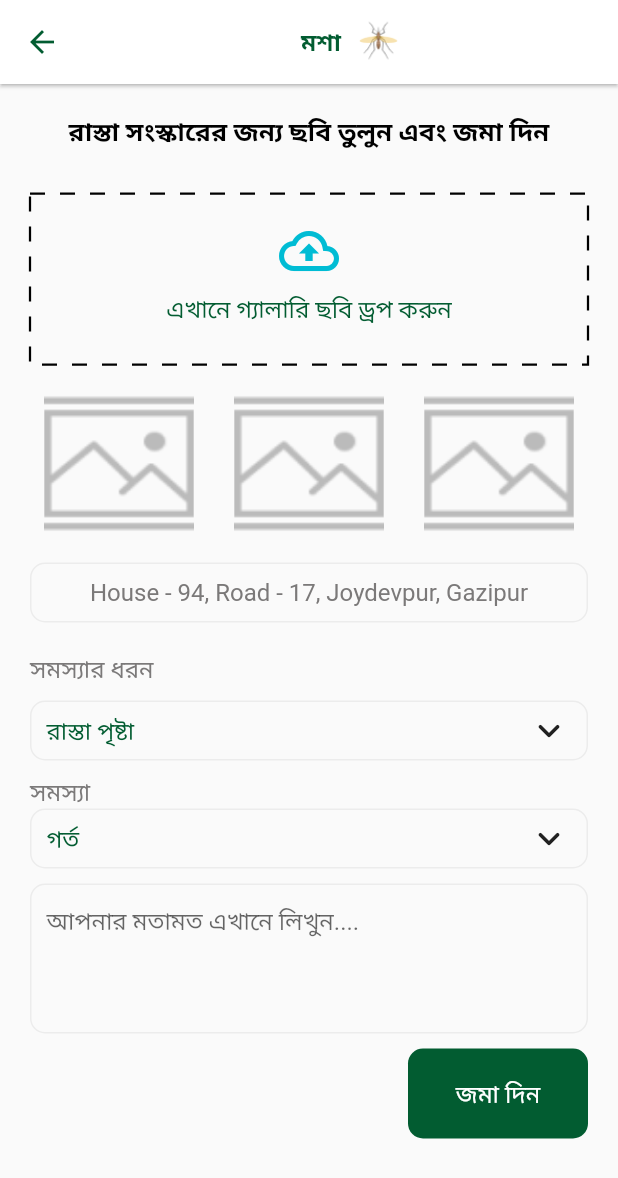
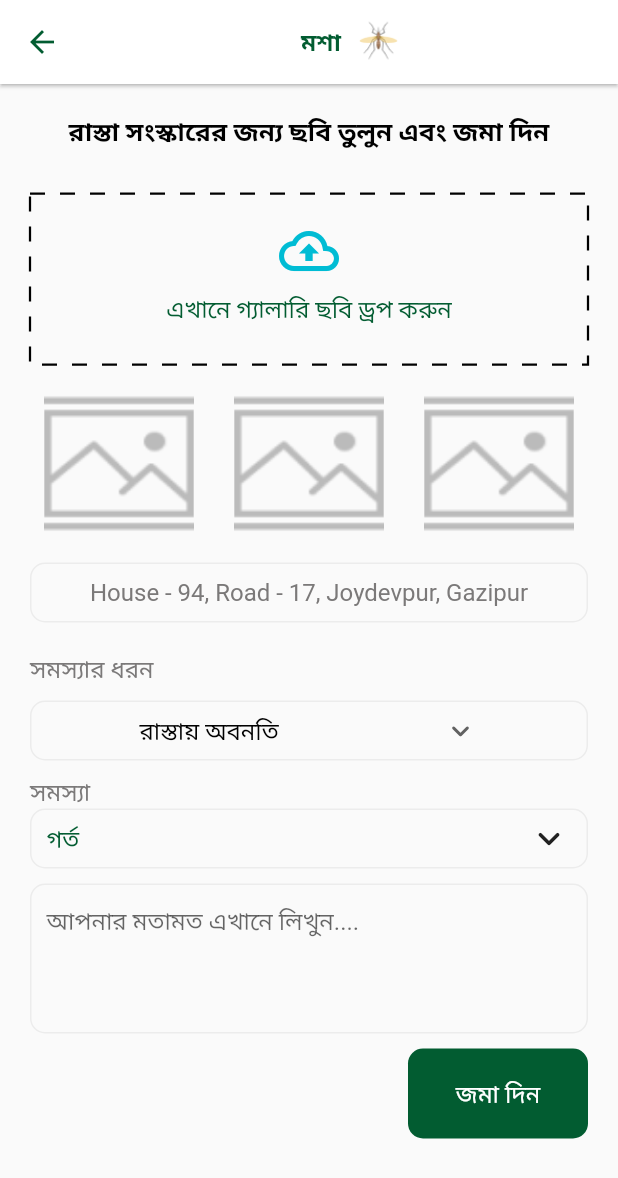
Before and after one commit to RRKawchar/gazipur_city, a Flutter app: the ServicesScreen screen opened directly, on a phone screen of 412 x 824 dp. Shown: the top 1178 px of the screen. Run offline on Flutter 3.47's test engine with Material 2 defaults, Android fonts, the phone set to English and light mode, and no system bars; drawn by our look-alikes of dotted_border; our stand-ins replace image_picker, timeline_tile; network calls fail; Roboto replaces fonts that are missing (Sharif).

Commit message:
5th commit

```diff
--- a/lib/screens/services_screen/services_screen.dart
+++ b/lib/screens/services_screen/services_screen.dart
@@ -5,6 +5,7 @@ import 'package:flutter/material.dart';
 import 'package:image_picker/image_picker.dart';
 import 'package:our_gazipur/screens/services_screen/problem_details_screen.dart';
 import 'package:our_gazipur/utils/colors.dart';
+import 'package:our_gazipur/utils/constants.dart';
 import 'package:our_gazipur/utils/routes.dart';
 import 'package:our_gazipur/utils/utils.dart';
 import 'package:our_gazipur/widgets/custom_text.dart';
@@ -23,6 +24,9 @@ class _ServicesScreenState extends State<ServicesScreen> {
   Uint8List? _file;
   Uint8List? _file2;
   Uint8List? _file3;
+
+  String selectedItem="রাস্তায় অবনতি";
+
   @override
   Widget build(BuildContext context) {
     final size = MediaQuery.of(context).size;
@@ -96,14 +100,14 @@ class _ServicesScreenState extends State<ServicesScreen> {
                           onTap: () async {
                             Uint8List file =
                                 await pickImage(ImageSource.gallery);
-                            if(file.isNotEmpty){
+                            if (file.isNotEmpty) {
                               setState(() {
-                                if(_file==null){
-                                  _file=file;
-                                }else if(_file2==null){
-                                  _file2=file;
-                                }else{
-                                  _file3=file;
+                                if (_file == null) {
+                                  _file = file;
+                                } else if (_file2 == null) {
+                                  _file2 = file;
+                                } else {
+                                  _file3 = file;
                                 }
                               });
                             }
@@ -142,8 +146,6 @@ class _ServicesScreenState extends State<ServicesScreen> {
               //   }).toList(),
               // ),
 
-
-
               Row(
                 mainAxisAlignment: MainAxisAlignment.spaceEvenly,
                 children: [
@@ -158,35 +160,48 @@ class _ServicesScreenState extends State<ServicesScreen> {
                       : Container(
                           height: 90,
                           width: 100,
-                          child: Image.memory(_file!,fit: BoxFit.cover,),
+                          child: Image.memory(
+                            _file!,
+                            fit: BoxFit.cover,
+                          ),
                         ),
                   const SizedBox(
                     width: 8,
                   ),
-                  _file2==null?Container(
+                  _file2 == null
+                      ? Container(
                           height: 92,
                           width: 100,
                           child: Image.asset(
                             'assets/images/default_images.png',
                             fit: BoxFit.cover,
-                      )):Container(
+                          ))
+                      : Container(
                           height: 90,
                           width: 100,
-                    child: Image.memory(_file2!,fit: BoxFit.cover,),
+                          child: Image.memory(
+                            _file2!,
+                            fit: BoxFit.cover,
+                          ),
                         ),
                   const SizedBox(
                     width: 8,
                   ),
-                  _file3==null?Container(
+                  _file3 == null
+                      ? Container(
                           height: 92,
                           width: 100,
                           child: Image.asset(
                             'assets/images/default_images.png',
                             fit: BoxFit.cover,
-                      )):Container(
+                          ))
+                      : Container(
                           height: 90,
                           width: 100,
-                    child: Image.memory(_file3!,fit: BoxFit.cover,),
+                          child: Image.memory(
+                            _file3!,
+                            fit: BoxFit.cover,
+                          ),
                         ),
                 ],
               ),
@@ -224,20 +239,27 @@ class _ServicesScreenState extends State<ServicesScreen> {
                     borderRadius: BorderRadius.circular(10)),
                 height: 40,
                 width: size.width,
-                  child: Row(
-                    mainAxisAlignment: MainAxisAlignment.spaceBetween,
-                    children: const [
-                      CustomText(
-                        text: "রাস্তা পৃষ্টা",
-                        color: primaryColor,
-                        fontFamily: 'Sharif',
+                child: DropdownButton<String>(
+                  value: selectedItem,
+                  icon: const Icon(Icons.keyboard_arrow_down_rounded),
+                  iconSize: 24,
+                  elevation: 16,
+                  style: const TextStyle(color: Colors.black),
+                  underline: Container(),
+                  onChanged: (String? newValue){
+                      setState(() {
+                        selectedItem=newValue!;
+                      });
+                      print("this is selected item : $selectedItem");
+                  },
+                  items: problemItem.map<DropdownMenuItem<String>>((String value){
+                      return DropdownMenuItem<String>(
+                        value: value,
+                          child: CustomText(text: value,)
+                      );
+                  }).toList(),
                 ),
-                      Icon(
-                        Icons.keyboard_arrow_down_rounded,
-                        size: 30,
-                      )
-                    ],
-                  )),
+              ),
               const SizedBox(
                 height: 10,
               ),
--- a/lib/utils/constants.dart
+++ b/lib/utils/constants.dart
@@ -2,21 +2,32 @@ import 'package:flutter/material.dart';
 import 'package:our_gazipur/screens/bottom_nav_screen/gcc_screen.dart';
 import 'package:our_gazipur/screens/bottom_nav_screen/home_screen.dart';
 
-const  List<Widget> pages=[
-HomeScreen(),
-GCCScreen(),
-Center(child: Text("History not Available")),
-Center(child: Text("Coming Soon")),
+const List<Widget> pages = [
+  HomeScreen(),
+  GCCScreen(),
+  Center(child: Text("History not Available")),
+  Center(child: Text("Coming Soon")),
 ];
 
+const List<String> problemItem = [
+  "রাস্তায় অবনতি",
+  "মশা",
+  "বাসায় পানির সরবরাহ",
+  "পাবলিক টয়লেট",
+  "অবৈধ স্থাপনাদেয়ালে অবৈধ দাগ",
+  "অপরিচ্ছন্ন পাবলিক টয়লেট",
+  "বিদ্যুৎ সংযোগ",
+  "অযাচিত বিজ্ঞাপন",
+  "পাবলিক গ্রাউন্ড",
+  "কমিউনিটি বাজার",
+  "পারিবারিক মানসম্পন্নতা",
+];
 
-
-
-const  String mosquito="assets/images/Mosquito.png";
-const String motorway="assets/images/Motorway.png";
-const String water="assets/images/Water Tap.png";
-const String public_toilet="assets/images/Portable Toilet.png";
-const String light="assets/images/Lights.png";
-const String ilegle="assets/images/image 2.png";
-const String sand_rain="assets/images/Sand Drain.png";
-const String waste="assets/images/Waste.png";
+const String mosquito = "assets/images/Mosquito.png";
+const String motorway = "assets/images/Motorway.png";
+const String water = "assets/images/Water Tap.png";
+const String public_toilet = "assets/images/Portable Toilet.png";
+const String light = "assets/images/Lights.png";
+const String ilegle = "assets/images/image 2.png";
+const String sand_rain = "assets/images/Sand Drain.png";
+const String waste = "assets/images/Waste.png";
```
Lines whose indentation alone changed are shown as unchanged.
